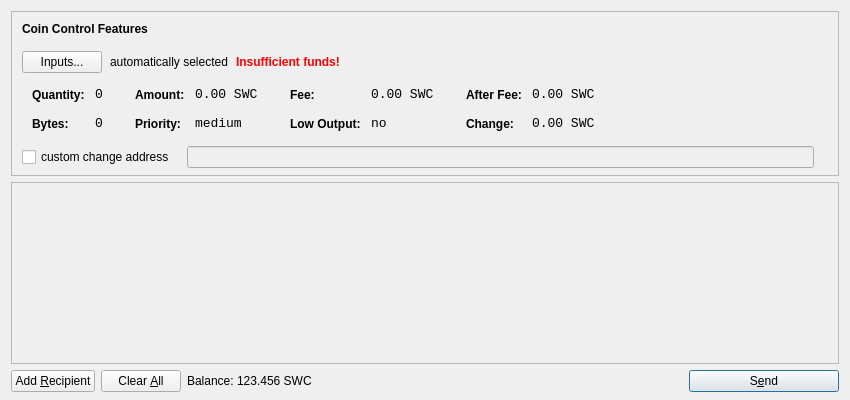
The window that src/qt/forms/sendcoinsdialog.ui (gwangjin2/gwangcoin-core) describes before a commit, drawn with Qt 5.
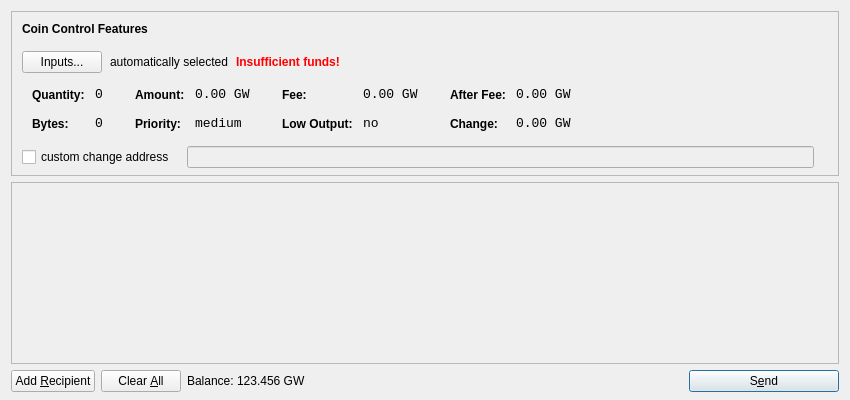
The same window after the commit. Icons and pictures are not drawn.

```diff
--- a/src/qt/forms/sendcoinsdialog.ui
+++ b/src/qt/forms/sendcoinsdialog.ui
@@ -330,7 +330,7 @@
                   <enum>Qt::ActionsContextMenu</enum>
                  </property>
                  <property name="text">
-                  <string notr="true">0.00 SWC</string>
+                  <string notr="true">0.00 GW</string>
                  </property>
                  <property name="textInteractionFlags">
                   <set>Qt::LinksAccessibleByMouse|Qt::TextSelectableByKeyboard|Qt::TextSelectableByMouse</set>
@@ -416,7 +416,7 @@
                   <enum>Qt::ActionsContextMenu</enum>
                  </property>
                  <property name="text">
-                  <string notr="true">0.00 SWC</string>
+                  <string notr="true">0.00 GW</string>
                  </property>
                  <property name="textInteractionFlags">
                   <set>Qt::LinksAccessibleByMouse|Qt::TextSelectableByKeyboard|Qt::TextSelectableByMouse</set>
@@ -502,7 +502,7 @@
                   <enum>Qt::ActionsContextMenu</enum>
                  </property>
                  <property name="text">
-                  <string notr="true">0.00 SWC</string>
+                  <string notr="true">0.00 GW</string>
                  </property>
                  <property name="textInteractionFlags">
                   <set>Qt::LinksAccessibleByMouse|Qt::TextSelectableByKeyboard|Qt::TextSelectableByMouse</set>
@@ -534,7 +534,7 @@
                   <enum>Qt::ActionsContextMenu</enum>
                  </property>
                  <property name="text">
-                  <string notr="true">0.00 SWC</string>
+                  <string notr="true">0.00 GW</string>
                  </property>
                  <property name="textInteractionFlags">
                   <set>Qt::LinksAccessibleByMouse|Qt::TextSelectableByKeyboard|Qt::TextSelectableByMouse</set>
@@ -738,7 +738,7 @@
           <cursorShape>IBeamCursor</cursorShape>
          </property>
          <property name="text">
-          <string>123.456 SWC</string>
+          <string>123.456 GW</string>
          </property>
          <property name="textInteractionFlags">
           <set>Qt::LinksAccessibleByMouse|Qt::TextSelectableByKeyboard|Qt::TextSelectableByMouse</set>
```
